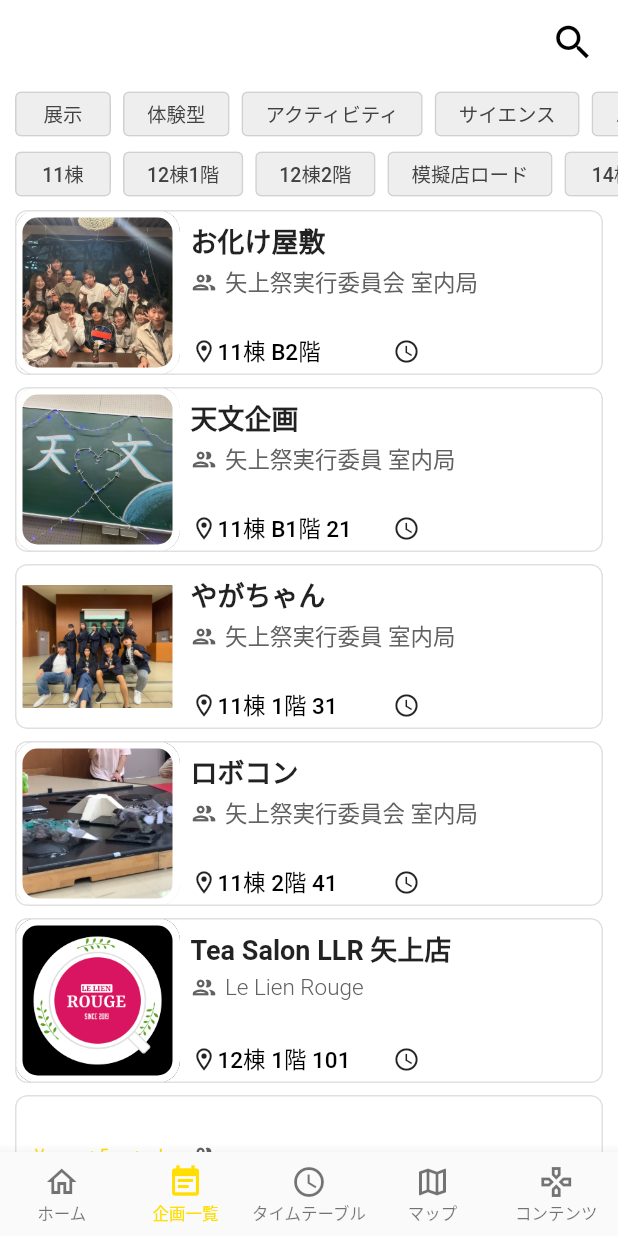
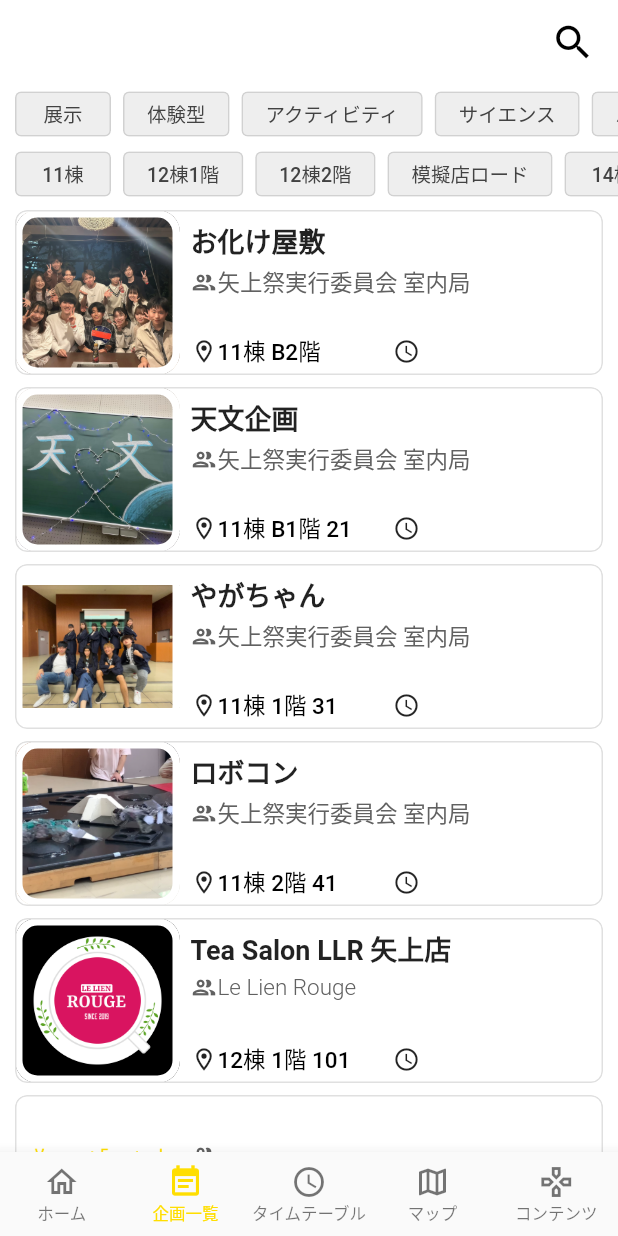
Before and after one commit to yuga-jp/yagamy, a Flutter app: the screen it shows after launch, item 2 of the bottom bar chosen, on a phone screen of 412 x 824 dp. Run offline on Flutter 3.47's test engine with Material 2 defaults, Android fonts, the phone set to English and light mode, and no system bars; our stand-ins replace flutter_riverpod, flutter_svg, font_awesome_flutter, freezed_annotation, go_router; missing offline and left inert: mobile_scanner.

Commit message:
adjust ProjectCard

```diff
--- a/assets/json/project_mock.json
+++ b/assets/json/project_mock.json
@@ -28,7 +28,7 @@
         "placeDetail": "21",
         "hoursFirstDay": "",
         "hoursSecondDay": "",
-        "groupName": "矢上祭実行委員 室内局",
+        "groupName": "矢上祭実行委員会 室内局",
         "shortIntro": "プラネタリムと宇宙人ブースをやります！",
         "intro": "昨年よりも快適な空間を作ることに力を入れたプラネタリウムと昨年から人気だった宇宙人を今年もやります！宇宙人はもしかしたら数が増えているかも？見に来てくれた人に楽しんでもらえるように頑張ります！",
         "introExtension": "",
@@ -49,7 +49,7 @@
         "placeDetail": "31",
         "hoursFirstDay": "",
         "hoursSecondDay": "",
-        "groupName": "矢上祭実行委員 室内局",
+        "groupName": "矢上祭実行委員会 室内局",
         "shortIntro": "著名人をお呼びする室内ステージ企画！",
         "intro": "今年は、一日目にクイズ企画を行い、二日目にでんがん様と積分サークル様をお呼びして、慶應生との熱い数学バトルをお届けします！その他にも質問コーナーであったり、でんがん様や積分サークル様からお話を伺います！",
         "introExtension": "クイズ企画は、現在まだ詳細考え中です。",
--- a/lib/view/page/projects/ui_part/project_card.dart
+++ b/lib/view/page/projects/ui_part/project_card.dart
@@ -33,8 +33,10 @@ class ProjectCard extends StatelessWidget {
             child: Row(
               children: <Widget>[
                 _ProjectImage(project.thumbnailUrl),
-                _ProjectInfo(project.title, project.groupName,
+                Flexible(
+                  child: _ProjectInfo(project.title, project.groupName,
                       project.placeString, project.hoursString),
+                ),
               ],
             ),
           ),
@@ -106,26 +108,32 @@ class _ProjectInfo extends StatelessWidget {
     final ProjectCardTheme currentTheme =
         Theme.of(context).extension<ProjectCardTheme>()!;
     return Container(
-      padding: const EdgeInsets.only(left: 7, top: 7, bottom: 5),
+      padding: const EdgeInsets.only(left: 7, top: 7, right: 7, bottom: 5),
       height: 110,
       child: Column(
         crossAxisAlignment: CrossAxisAlignment.start,
         children: <Widget>[
-          Text(title,
-              style:
-                  const TextStyle(fontSize: 18, fontWeight: FontWeight.w600)),
+          Text(
+            title,
+            style: const TextStyle(fontSize: 18, fontWeight: FontWeight.w600),
+            softWrap: false,
+            overflow: TextOverflow.ellipsis,
+          ),
           const SizedBox(height: 3),
           Row(
             children: [
               Icon(Icons.group_outlined,
                   size: 18, color: currentTheme.groupDisplayColor!),
-              const SizedBox(width: 5),
-              Text(
+              Flexible(
+                child: Text(
                   groupName,
                   style: TextStyle(
                     color: currentTheme.groupDisplayColor!,
                     fontSize: 15,
                     fontWeight: FontWeight.w300,
+                  ),
+                  softWrap: false,
+                  overflow: TextOverflow.ellipsis,
                 ),
               ),
             ],
```
Lines whose indentation alone changed are shown as unchanged.
